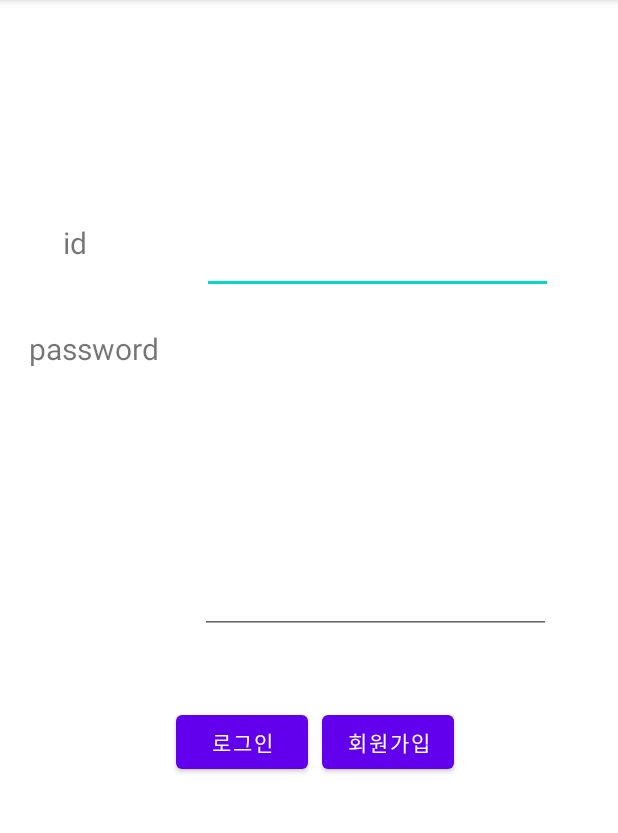
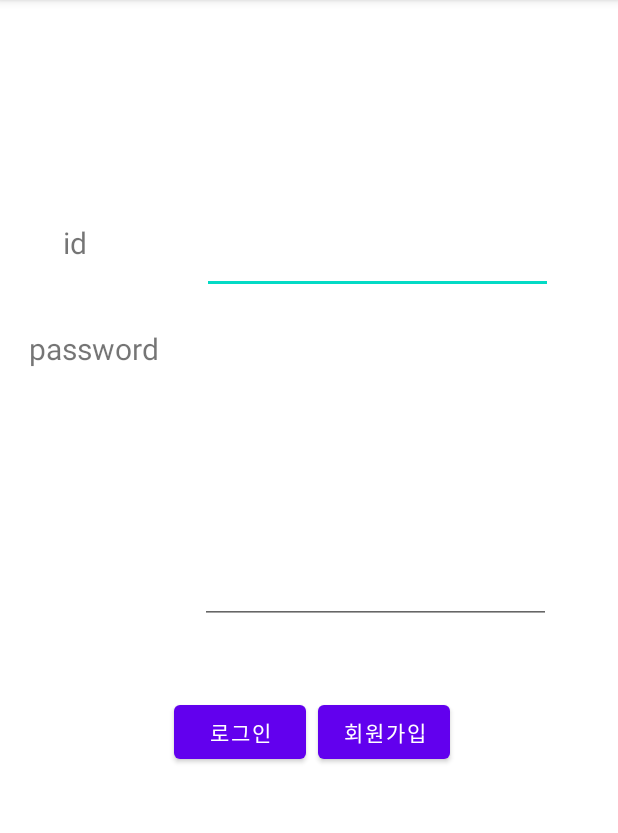
Before and after one commit to tina5004/GURU2_team20, an Android app: the LoginActivity screen opened directly, with no data from a screen before it, on a phone screen of 412 x 824 dp, the part 84-917 px from its top. Run offline under Robolectric (Android 15) with nearby library versions, the phone set to English and light mode, and no system bars.

Commit message:
LoginActivity.kt - 2

```diff
--- a/app/src/main/res/layout/activity_login.xml
+++ b/app/src/main/res/layout/activity_login.xml
@@ -58,24 +58,24 @@
         app:layout_constraintTop_toBottomOf="@+id/textView7" />
 
     <Button
+        android:id="@+id/button6"
+        android:layout_width="wrap_content"
+        android:layout_height="wrap_content"
+        android:layout_marginStart="116dp"
+        android:layout_marginBottom="256dp"
+        android:text="로그인"
+        app:layout_constraintBottom_toBottomOf="parent"
+        app:layout_constraintStart_toStartOf="parent" />
+
+    <Button
         android:id="@+id/button5"
         android:layout_width="wrap_content"
         android:layout_height="wrap_content"
-        android:layout_marginEnd="109dp"
-        android:layout_marginBottom="249dp"
+        android:layout_marginEnd="112dp"
+        android:layout_marginBottom="256dp"
         android:text="회원가입"
         app:layout_constraintBottom_toBottomOf="parent"
         app:layout_constraintEnd_toEndOf="parent" />
 
-    <Button
-        android:id="@+id/button6"
-        android:layout_width="wrap_content"
-        android:layout_height="wrap_content"
-        android:layout_marginStart="117dp"
-        android:layout_marginBottom="249dp"
-        android:text="로그인"
-        app:layout_constraintBottom_toBottomOf="parent"
-        app:layout_constraintStart_toStartOf="parent" />
-
 
 </androidx.constraintlayout.widget.ConstraintLayout>
```
